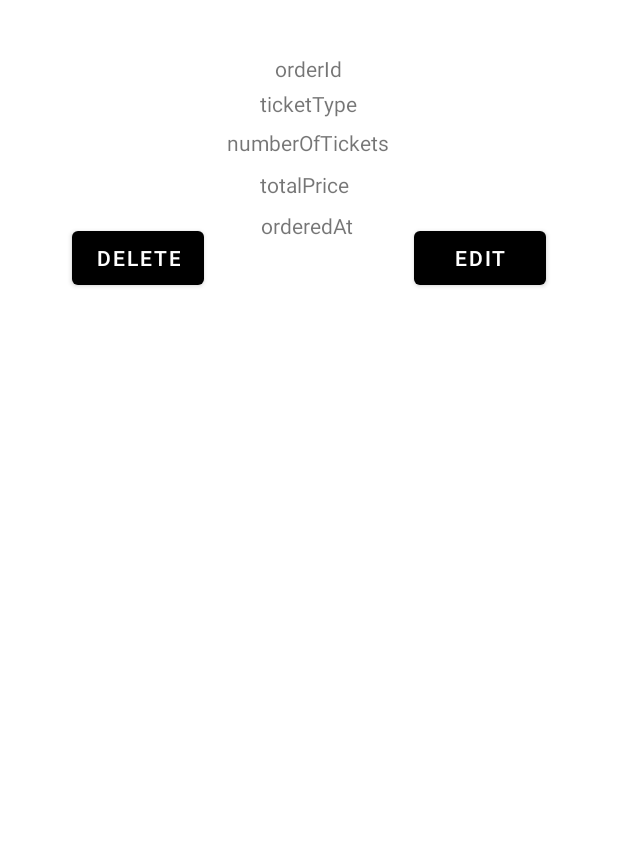
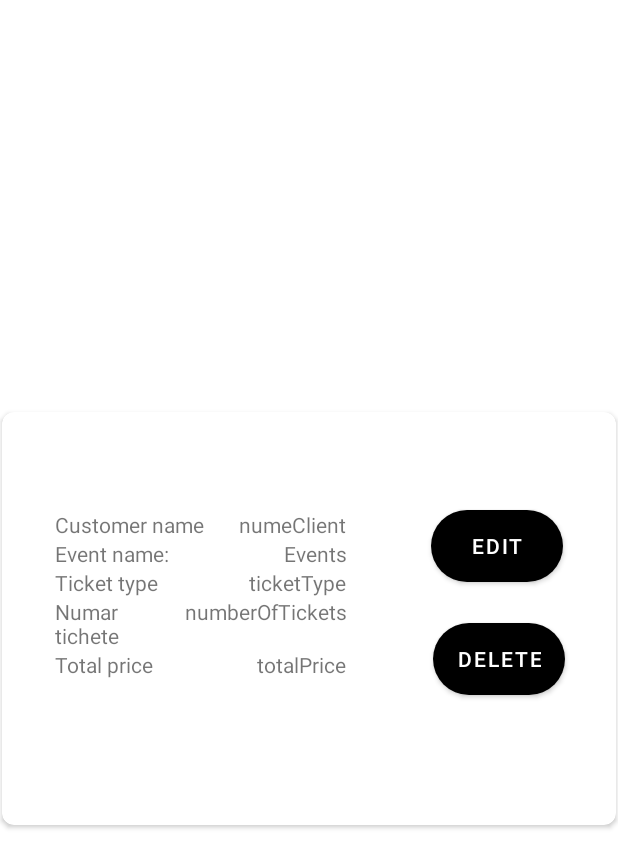
Before and after one commit to ChasmY/en-summer-apprentice-android, an Android app: the layout order_recycler.xml on its own in the app's theme, with its tools: preview values and no code run, on a phone screen of 412 x 824 dp. Shown: the top 868 px of the screen. Run offline under Robolectric (Android 15) with nearby library versions, the phone set to English and light mode, and no system bars.

Commit message:
Legat la db, field-uri modificate in recycler view

```diff
--- a/app/src/main/AndroidManifest.xml
+++ b/app/src/main/AndroidManifest.xml
@@ -13,6 +13,7 @@
         android:supportsRtl="true"
         android:theme="@style/Theme.TicketingApp"
         android:usesCleartextTraffic="true"
+        android:targetSandboxVersion="1"
         tools:targetApi="31" >
 
         <activity android:name=".MainActivity"
--- a/app/src/main/res/layout/order_recycler.xml
+++ b/app/src/main/res/layout/order_recycler.xml
@@ -6,113 +6,189 @@
     android:layout_height="match_parent">
 
     <androidx.cardview.widget.CardView
+        android:id="@+id/cardView"
         android:layout_width="409dp"
         android:layout_height="wrap_content"
         app:cardCornerRadius="8dp"
         app:layout_constraintBottom_toBottomOf="parent"
         app:layout_constraintEnd_toEndOf="parent"
         app:layout_constraintStart_toStartOf="parent"
-        app:layout_constraintTop_toTopOf="parent" >
-
-    </androidx.cardview.widget.CardView>
+        app:layout_constraintTop_toTopOf="parent"
+      >
 
     <androidx.constraintlayout.widget.ConstraintLayout
         android:layout_width="match_parent"
-        android:layout_height="200dp"
-        app:layout_constraintBottom_toBottomOf="parent"
+        android:layout_height="275dp"
+        app:layout_constraintBottom_toTopOf="@+id/cardView"
         app:layout_constraintEnd_toEndOf="parent"
-        app:layout_constraintHorizontal_bias="0.0"
         app:layout_constraintStart_toStartOf="parent"
         app:layout_constraintTop_toTopOf="parent"
-        app:layout_constraintVertical_bias="0.0">
+        app:cardCornerRadius="25dp"
+        app:cardElevation="10dp"
+        >
+
+        <LinearLayout
+            android:layout_width="match_parent"
+            android:layout_height="match_parent"
+            android:layout_marginStart="35dp"
+            android:layout_marginTop="65dp"
+            android:layout_marginEnd="180dp"
+            android:layout_marginBottom="50dp"
+            android:orientation="vertical"
+
+            >
+
+            <LinearLayout
+                android:layout_width="match_parent"
+                android:layout_height="wrap_content"
+                android:orientation="horizontal">
+
+                <TextView
+                    android:id="@+id/textView5"
+                    android:layout_width="wrap_content"
+                    android:layout_height="wrap_content"
+                    android:layout_weight="1"
+                    android:text="@string/customer_name" />
 
                 <TextView
                     android:id="@+id/textView3"
                     android:layout_width="wrap_content"
                     android:layout_height="wrap_content"
-            android:layout_marginStart="16dp"
-            android:layout_marginTop="36dp"
-            android:text="orderId"
-            android:textAlignment="center"
-            app:layout_constraintBottom_toBottomOf="parent"
-            app:layout_constraintEnd_toEndOf="parent"
-            app:layout_constraintHorizontal_bias="0.477"
-            app:layout_constraintStart_toStartOf="parent"
-            app:layout_constraintTop_toTopOf="parent"
-            app:layout_constraintVertical_bias="0.0" />
+                    android:layout_weight="1"
+                    android:text="@string/numeclient"
+                    android:textAlignment="textEnd" />
+            </LinearLayout>
+
+            <LinearLayout
+                android:layout_width="match_parent"
+                android:layout_height="wrap_content"
+                android:orientation="horizontal">
+
+                <TextView
+                    android:id="@+id/textView14"
+                    android:layout_width="wrap_content"
+                    android:layout_height="wrap_content"
+                    android:layout_weight="1"
+                    android:text="@string/event_name" />
+
+                <TextView
+                    android:id="@+id/textView15"
+                    android:layout_width="wrap_content"
+                    android:layout_height="wrap_content"
+                    android:layout_weight="1"
+                    android:text="@string/events"
+                    android:textAlignment="textEnd" />
+            </LinearLayout>
+
+            <LinearLayout
+                android:layout_width="match_parent"
+                android:layout_height="wrap_content"
+                android:orientation="horizontal">
+
+                <TextView
+                    android:id="@+id/textView10"
+                    android:layout_width="0dp"
+                    android:layout_height="wrap_content"
+                    android:layout_weight="1"
+                    android:text="@string/ticket_type" />
+
+                <TextView
+                    android:id="@+id/textView6"
+                    android:layout_width="wrap_content"
+                    android:layout_height="wrap_content"
+                    android:text="@string/tickettype"
+                    android:textAlignment="center" />
+            </LinearLayout>
+
+            <LinearLayout
+                android:layout_width="match_parent"
+                android:layout_height="wrap_content"
+                android:orientation="horizontal">
+
+                <TextView
+                    android:id="@+id/textView11"
+                    android:layout_width="0dp"
+                    android:layout_height="wrap_content"
+                    android:layout_weight="1"
+                    android:text="@string/numar_tichete" />
 
                 <TextView
                     android:id="@+id/textView7"
                     android:layout_width="wrap_content"
                     android:layout_height="wrap_content"
-            android:text="numberOfTickets"
-            app:layout_constraintBottom_toBottomOf="parent"
-            app:layout_constraintEnd_toEndOf="parent"
-            app:layout_constraintHorizontal_bias="0.498"
-            app:layout_constraintStart_toStartOf="parent"
-            app:layout_constraintTop_toBottomOf="@+id/textView6"
-            app:layout_constraintVertical_bias="0.063" />
+                    android:text="@string/numberoftickets"
+                    android:textAlignment="center" />
+            </LinearLayout>
+
+            <LinearLayout
+                android:layout_width="match_parent"
+                android:layout_height="match_parent"
+                android:orientation="horizontal"
+                >
 
                 <TextView
-            android:id="@+id/textView9"
-            android:layout_width="wrap_content"
+                    android:id="@+id/textView12"
+                    android:layout_width="0dp"
                     android:layout_height="wrap_content"
-            android:text="orderedAt"
-            app:layout_constraintBottom_toBottomOf="parent"
-            app:layout_constraintEnd_toEndOf="parent"
-            app:layout_constraintHorizontal_bias="0.497"
-            app:layout_constraintStart_toStartOf="parent"
-            app:layout_constraintTop_toBottomOf="@+id/textView8"
-            app:layout_constraintVertical_bias="0.165" />
-
-        <TextView
-            android:id="@+id/textView6"
-            android:layout_width="wrap_content"
-            android:layout_height="wrap_content"
-            android:text="ticketType"
-            app:layout_constraintBottom_toBottomOf="parent"
-            app:layout_constraintEnd_toEndOf="parent"
-            app:layout_constraintStart_toStartOf="parent"
-            app:layout_constraintTop_toBottomOf="@+id/textView3"
-            app:layout_constraintVertical_bias="0.034" />
+                    android:layout_weight="1"
+                    android:text="Total price" />
 
                 <TextView
                     android:id="@+id/textView8"
                     android:layout_width="wrap_content"
                     android:layout_height="wrap_content"
                     android:text="totalPrice"
+                    android:textAlignment="center" />
+            </LinearLayout>
+
+            <LinearLayout
+                android:layout_width="match_parent"
+                android:layout_height="match_parent"
+                android:orientation="horizontal">
+
+                <TextView
+                    android:id="@+id/textView13"
+                    android:layout_width="0dp"
+                    android:layout_height="wrap_content"
+                    android:layout_weight="1"
+                    android:text="@string/ordered" />
+
+                <TextView
+                    android:id="@+id/textView9"
+                    android:layout_width="wrap_content"
+                    android:layout_height="wrap_content"
+                    android:text="@string/orderedat" />
+            </LinearLayout>
+        </LinearLayout>
+
+        <Button
+            android:id="@+id/editButton"
+            android:layout_width="wrap_content"
+            android:layout_height="wrap_content"
+            android:background="@drawable/rounded"
+            android:text="Edit"
             app:layout_constraintBottom_toBottomOf="parent"
             app:layout_constraintEnd_toEndOf="parent"
-            app:layout_constraintHorizontal_bias="0.492"
+            app:layout_constraintHorizontal_bias="0.891"
             app:layout_constraintStart_toStartOf="parent"
-            app:layout_constraintTop_toBottomOf="@+id/textView7"
-            app:layout_constraintVertical_bias="0.111" />
+            app:layout_constraintTop_toTopOf="parent"
+            app:layout_constraintVertical_bias="0.286" />
 
         <Button
             android:id="@+id/deleteButton"
             android:layout_width="wrap_content"
             android:layout_height="wrap_content"
+            android:background="@drawable/rounded"
             android:text="Delete"
             android:textColorHint="@android:color/holo_red_light"
             app:layout_constraintBottom_toBottomOf="parent"
             app:layout_constraintEnd_toEndOf="parent"
-            app:layout_constraintHorizontal_bias="0.149"
+            app:layout_constraintHorizontal_bias="0.894"
             app:layout_constraintStart_toStartOf="parent"
-            app:layout_constraintTop_toBottomOf="@+id/textView8"
-            app:layout_constraintVertical_bias="0.789" />
-
-        <Button
-            android:id="@+id/editButton"
-            android:layout_width="wrap_content"
-            android:layout_height="wrap_content"
-            android:text="Edit"
-            app:layout_constraintBottom_toBottomOf="parent"
-            app:layout_constraintEnd_toEndOf="parent"
-            app:layout_constraintHorizontal_bias="0.851"
-            app:layout_constraintStart_toStartOf="parent"
-            app:layout_constraintTop_toBottomOf="@+id/textView8"
-            app:layout_constraintVertical_bias="0.789" />
+            app:layout_constraintTop_toBottomOf="@+id/editButton"
+            app:layout_constraintVertical_bias="0.242" />
 
 
     </androidx.constraintlayout.widget.ConstraintLayout>
+    </androidx.cardview.widget.CardView>
 </androidx.constraintlayout.widget.ConstraintLayout>
--- a/app/src/main/res/values/strings.xml
+++ b/app/src/main/res/values/strings.xml
@@ -5,4 +5,14 @@
     <string name="buy">Buy</string>
     <string name="enter_quantity">Enter quantity</string>
     <string name="exit_button">Exit\n</string>
+    <string name="descriere_festival">Descriere Festival</string>
+    <string name="numeclient">numeClient</string>
+    <string name="event_name">Event name:</string>
+    <string name="customer_name">Customer name</string>
+    <string name="tickettype">ticketType</string>
+    <string name="ticket_type">Ticket type</string>
+    <string name="numar_tichete">Numar tichete</string>
+    <string name="numberoftickets">numberOfTickets</string>
+    <string name="ordered">Ordered</string>
+    <string name="orderedat">orderedAt</string>
 </resources>
```
Also changed, not shown: app/src/main/java/com/example/ticketingapp/Adapter/EventAdapter.java (+7 -12 lines), app/src/main/java/com/example/ticketingapp/Adapter/OrderAdapter.java (+6 -4 lines), app/src/main/java/com/example/ticketingapp/EventActivity.java (+35 -33 lines), app/src/main/java/com/example/ticketingapp/Model/Event.java (+4 -11 lines), app/src/main/java/com/example/ticketingapp/Model/OrderDto.java (+41 -16 lines), app/src/main/java/com/example/ticketingapp/OrderActivity.java (+38 -14 lines), app/src/main/java/com/example/ticketingapp/Service/EventService.java (renamed from app/src/main/java/com/example/ticketingapp/Service/EventApi.java, +5 -2 lines), app/src/main/java/com/example/ticketingapp/Service/OrderService.java (added, +27 -0 lines), app/src/main/java/com/example/ticketingapp/Service/RetrofitService.java (+8 -5 lines), app/src/main/res/drawable/rounded_containers.xml (added, +14 -0 lines), app/src/main/res/layout/recycler_view_row.xml (+101 -47 lines), 1 other file. Lines whose indentation alone changed are shown as unchanged.
